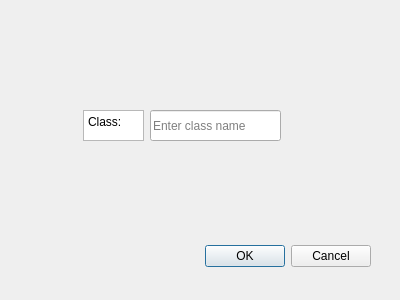
Qt form LMS Qt Project/Moodle/dialogclass.ui (Nakuehe/Group_4) before a commit.
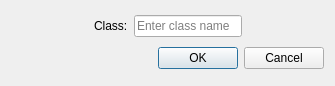
The same form after that commit.

Diff of the .ui file:
```diff
--- a/LMS Qt Project/Moodle/dialogclass.ui
+++ b/LMS Qt Project/Moodle/dialogclass.ui
@@ -6,62 +6,69 @@
    <rect>
     <x>0</x>
     <y>0</y>
-    <width>400</width>
-    <height>300</height>
+    <width>335</width>
+    <height>86</height>
    </rect>
   </property>
   <property name="windowTitle">
    <string>Dialog</string>
   </property>
-  <widget class="QDialogButtonBox" name="buttonBox">
-   <property name="geometry">
-    <rect>
-     <x>30</x>
-     <y>240</y>
-     <width>341</width>
-     <height>32</height>
-    </rect>
-   </property>
+  <layout class="QGridLayout" name="gridLayout">
+   <item row="0" column="0">
+    <layout class="QHBoxLayout" name="horizontalLayout">
+     <item>
+      <spacer name="horizontalSpacer">
    <property name="orientation">
     <enum>Qt::Horizontal</enum>
    </property>
-   <property name="standardButtons">
-    <set>QDialogButtonBox::Cancel|QDialogButtonBox::Ok</set>
-   </property>
-  </widget>
+       <property name="sizeHint" stdset="0">
+        <size>
+         <width>40</width>
+         <height>20</height>
+        </size>
+       </property>
+      </spacer>
+     </item>
+     <item>
+      <widget class="QLabel" name="label">
+       <property name="text">
+        <string>Class:</string>
+       </property>
+      </widget>
+     </item>
+     <item>
   <widget class="QLineEdit" name="lineEdit">
-   <property name="geometry">
-    <rect>
-     <x>150</x>
-     <y>110</y>
-     <width>131</width>
-     <height>31</height>
-    </rect>
-   </property>
    <property name="placeholderText">
     <string>Enter class name</string>
    </property>
   </widget>
-  <widget class="QTextEdit" name="textEdit">
-   <property name="geometry">
-    <rect>
-     <x>83</x>
-     <y>110</y>
-     <width>61</width>
-     <height>31</height>
-    </rect>
-   </property>
-   <property name="html">
-    <string>&lt;!DOCTYPE HTML PUBLIC &quot;-//W3C//DTD HTML 4.0//EN&quot; &quot;http://www.w3.org/TR/REC-html40/strict.dtd&quot;&gt;
-&lt;html&gt;&lt;head&gt;&lt;meta name=&quot;qrichtext&quot; content=&quot;1&quot; /&gt;&lt;meta charset=&quot;utf-8&quot; /&gt;&lt;style type=&quot;text/css&quot;&gt;
-p, li { white-space: pre-wrap; }
-hr { height: 1px; border-width: 0; }
-li.unchecked::marker { content: &quot;\2610&quot;; }
-li.checked::marker { content: &quot;\2612&quot;; }
-&lt;/style&gt;&lt;/head&gt;&lt;body style=&quot; font-family:'Segoe UI'; font-size:9pt; font-weight:400; font-style:normal;&quot;&gt;
-&lt;p style=&quot; margin-top:0px; margin-bottom:0px; margin-left:0px; margin-right:0px; -qt-block-indent:0; text-indent:0px;&quot;&gt;Class:&lt;/p&gt;&lt;/body&gt;&lt;/html&gt;</string>
-   </property>
-  </widget>
+     </item>
+     <item>
+      <spacer name="horizontalSpacer_2">
+       <property name="orientation">
+        <enum>Qt::Horizontal</enum>
+       </property>
+       <property name="sizeHint" stdset="0">
+        <size>
+         <width>40</width>
+         <height>20</height>
+        </size>
+       </property>
+      </spacer>
+     </item>
+    </layout>
+   </item>
+   <item row="1" column="0">
+    <widget class="QDialogButtonBox" name="buttonBox">
+     <property name="orientation">
+      <enum>Qt::Horizontal</enum>
+     </property>
+     <property name="standardButtons">
+      <set>QDialogButtonBox::Cancel|QDialogButtonBox::Ok</set>
+     </property>
+    </widget>
+   </item>
+  </layout>
  </widget>
  <resources/>
  <connections>
```
Lines whose indentation alone changed are shown as unchanged.
